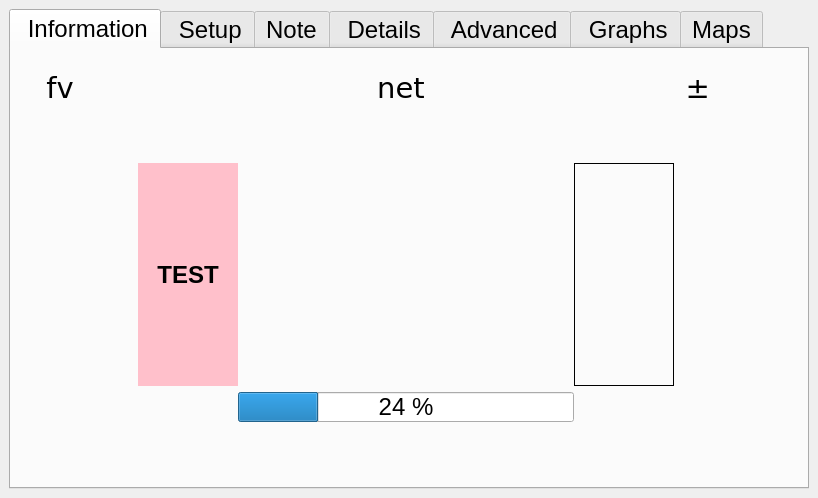
This is ddh/gui/designer_main.ui in LowellInstruments/ddh_old as Qt 5 draws it before an edit. The edited form follows.
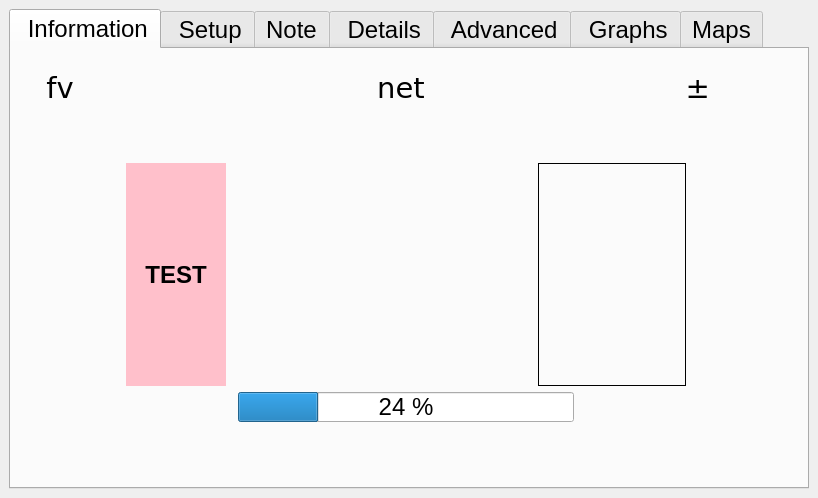
This is the edited form. Icons and pictures are not drawn.

Diff of the .ui file:
```diff
--- a/ddh/gui/designer_main.ui
+++ b/ddh/gui/designer_main.ui
@@ -151,7 +151,7 @@
              <widget class="QLabel" name="lbl_summary_dl">
               <property name="maximumSize">
                <size>
-                <width>100</width>
+                <width>200</width>
                 <height>16777215</height>
                </size>
               </property>
```
